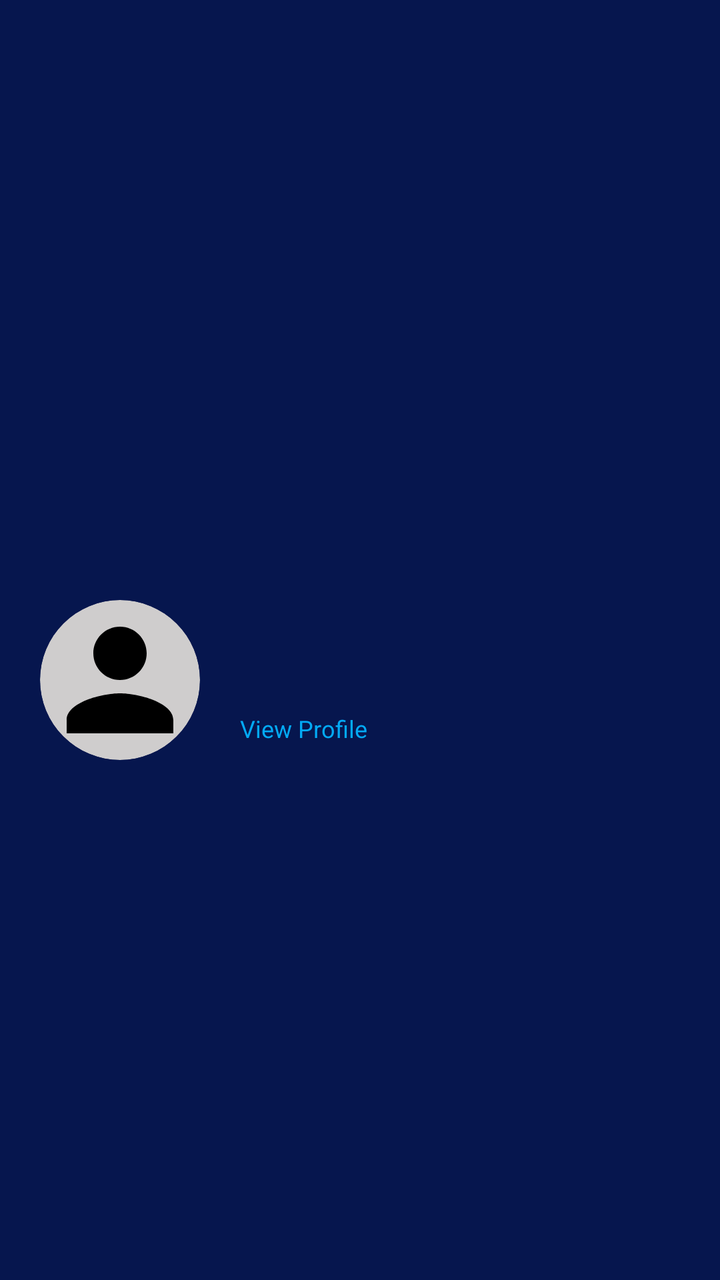
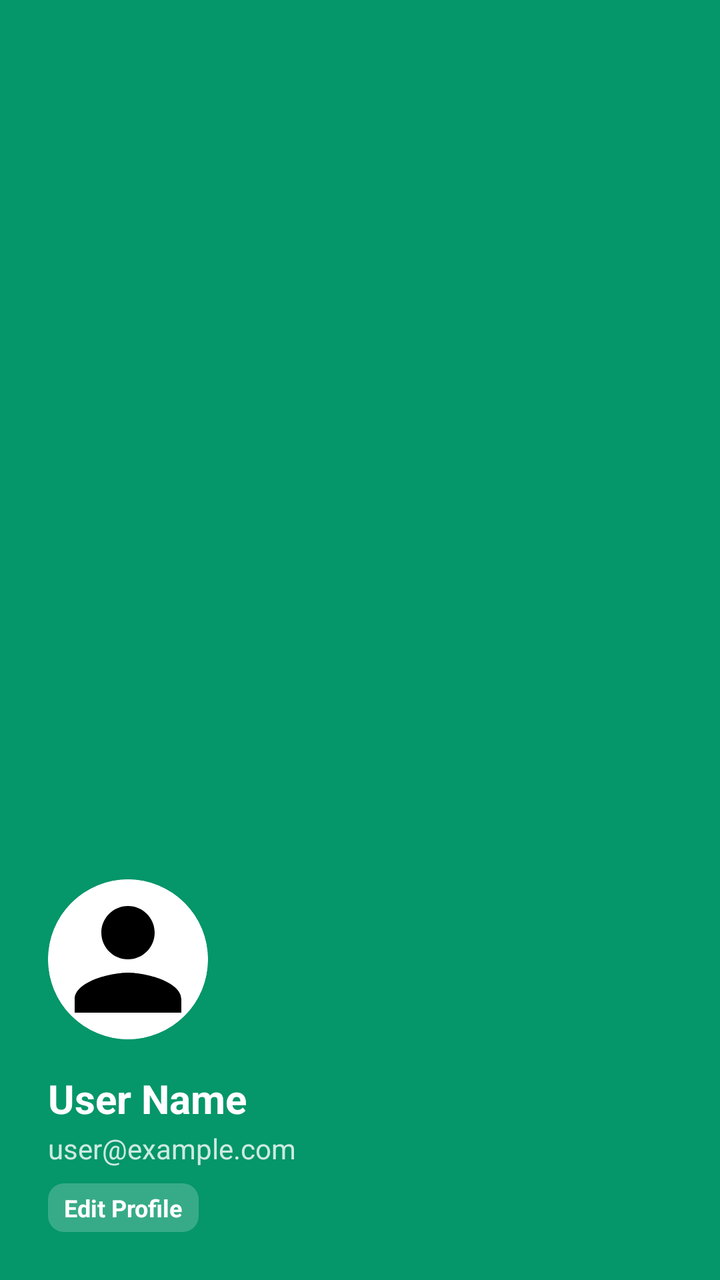

An Android layout rendered at two revisions. The XML below is the earlier revision; the diff shows what the commit changed to produce the second picture.
<!-- AndroidManifest.xml: application theme Theme.TestMaster -->
<!-- res/layout/header_layout.xml -->
<?xml version="1.0" encoding="utf-8"?>
<LinearLayout xmlns:android="http://schemas.android.com/apk/res/android"
    android:layout_width="match_parent"
    android:layout_height="180dp"
    xmlns:app="http://schemas.android.com/apk/res-auto"
    android:background="@color/primary_blue"
    android:paddingTop="40dp"
    android:paddingStart="20dp"
    android:gravity="center_vertical"
    android:orientation="horizontal">
<LinearLayout
    android:layout_width="wrap_content"
    android:layout_height="wrap_content">
    <LinearLayout
        android:layout_width="wrap_content"
        android:layout_height="wrap_content">
    <androidx.cardview.widget.CardView
        android:layout_width="80dp"
        android:layout_height="80dp"
        app:cardCornerRadius="40dp"
        android:layout_gravity="end"
        app:cardElevation="0dp"
        android:backgroundTint="#CFCDCD">
        <ImageView
            android:id="@+id/iv_userimage"
            android:layout_width="match_parent"
            android:layout_height="match_parent"
            android:src="@drawable/baseline_person_24"
            android:scaleType="centerCrop"
            android:adjustViewBounds="true"/>

    </androidx.cardview.widget.CardView>
    </LinearLayout>
    <LinearLayout
        android:layout_width="wrap_content"
        android:layout_height="wrap_content"
        android:layout_marginStart="20dp"
        android:layout_gravity="center_vertical"
        android:orientation="vertical">
        <TextView
            android:id="@+id/user_name"
            android:layout_width="wrap_content"
            android:layout_height="wrap_content"
            android:text=""
            android:textSize="18dp"
            android:textStyle="bold"
            android:textColor="@color/white"/>
        <TextView
            android:id="@+id/user_email"
            android:layout_width="wrap_content"
            android:layout_height="wrap_content"
            android:paddingTop="5dp"
            android:text=""
            android:textSize="12dp"
            android:textColor="@color/white"/>








        <TextView
            android:id="@+id/view_profile"
            android:layout_width="wrap_content"
            android:layout_height="wrap_content"
            android:paddingTop="3dp"
            android:text="View Profile"
            android:textSize="12dp"
            android:textColor="@color/blue_link"/>
    </LinearLayout>
</LinearLayout>
</LinearLayout>
<!-- resources referenced by this layout -->
<resources>
  <color name="blue_link">#03A9F4</color>
  <color name="primary_blue">#06164E</color>
  <color name="white">#FFFFFFFF</color>
  <!-- drawable baseline_person_24 (drawable) -->
  <vector android:height="24dp" android:tint="#000000"
      android:viewportHeight="24" android:viewportWidth="24"
      android:width="24dp" xmlns:android="http://schemas.android.com/apk/res/android">
      <path android:fillColor="@android:color/white" android:pathData="M12,12c2.21,0 4,-1.79 4,-4s-1.79,-4 -4,-4 -4,1.79 -4,4 1.79,4 4,4zM12,14c-2.67,0 -8,1.34 -8,4v2h16v-2c0,-2.66 -5.33,-4 -8,-4z"/>
  </vector>
  <style name="Theme.TestMaster" parent="Base.Theme.TestMaster" />
  <style name="Base.Theme.TestMaster" parent="Theme.MaterialComponents.DayNight.NoActionBar">
          
           <item name="colorPrimary">@color/primary_blue</item>
          <item name="android:statusBarColor">@color/primary_blue</item>
          <item name="colorAccent">@color/primary_blue</item>
      </style>
</resources>

<!-- the commit's change to res/layout/header_layout.xml (unified diff, before → after) -->
@@ -1,74 +1,63 @@
 <?xml version="1.0" encoding="utf-8"?>
 <LinearLayout xmlns:android="http://schemas.android.com/apk/res/android"
+    xmlns:app="http://schemas.android.com/apk/res-auto"
     android:layout_width="match_parent"
-    android:layout_height="180dp"
-    xmlns:app="http://schemas.android.com/apk/res-auto"
-    android:background="@color/primary_blue"
-    android:paddingTop="40dp"
-    android:paddingStart="20dp"
-    android:gravity="center_vertical"
-    android:orientation="horizontal">
-<LinearLayout
-    android:layout_width="wrap_content"
-    android:layout_height="wrap_content">
-    <LinearLayout
-        android:layout_width="wrap_content"
-        android:layout_height="wrap_content">
-    <androidx.cardview.widget.CardView
+    android:layout_height="wrap_content"
+    android:background="@color/primary"
+    android:gravity="bottom"
+    android:orientation="vertical"
+    android:padding="24dp">
+
+    <com.google.android.material.card.MaterialCardView
         android:layout_width="80dp"
         android:layout_height="80dp"
         app:cardCornerRadius="40dp"
-        android:layout_gravity="end"
         app:cardElevation="0dp"
-        android:backgroundTint="#CFCDCD">
+        app:strokeWidth="2dp"
+        app:strokeColor="@color/white">
+
         <ImageView
             android:id="@+id/iv_userimage"
             android:layout_width="match_parent"
             android:layout_height="match_parent"
-            android:src="@drawable/baseline_person_24"
+            android:adjustViewBounds="true"
             android:scaleType="centerCrop"
-            android:adjustViewBounds="true"/>
+            android:src="@drawable/baseline_person_24" />
 
-    </androidx.cardview.widget.CardView>
-    </LinearLayout>
-    <LinearLayout
+    </com.google.android.material.card.MaterialCardView>
+
+    <TextView
+        android:id="@+id/user_name"
         android:layout_width="wrap_content"
         android:layout_height="wrap_content"
-        android:layout_marginStart="20dp"
-        android:layout_gravity="center_vertical"
-        android:orientation="vertical">
-        <TextView
-            android:id="@+id/user_name"
-            android:layout_width="wrap_content"
-            android:layout_height="wrap_content"
-            android:text=""
-            android:textSize="18dp"
-            android:textStyle="bold"
-            android:textColor="@color/white"/>
-        <TextView
-            android:id="@+id/user_email"
-            android:layout_width="wrap_content"
-            android:layout_height="wrap_content"
-            android:paddingTop="5dp"
-            android:text=""
-            android:textSize="12dp"
-            android:textColor="@color/white"/>
+        android:layout_marginTop="16dp"
+        android:text="User Name"
+        android:textColor="@color/white"
+        android:textSize="20sp"
+        android:textStyle="bold" />
 
+    <TextView
+        android:id="@+id/user_email"
+        android:layout_width="wrap_content"
+        android:layout_height="wrap_content"
+        android:layout_marginTop="2dp"
+        android:text="user@example.com"
+        android:textColor="@color/white"
+        android:alpha="0.8"
+        android:textSize="14sp" />
 
+    <TextView
+        android:id="@+id/view_profile"
+        android:layout_width="wrap_content"
+        android:layout_height="wrap_content"
+        android:layout_marginTop="8dp"
+        android:text="Edit Profile"
+        android:textColor="@color/white"
+        android:textSize="12sp"
+        android:textStyle="bold"
+        android:paddingVertical="4dp"
+        android:paddingHorizontal="8dp"
+        android:background="@drawable/bg_status_badge"
+        android:backgroundTint="#33FFFFFF"/>
 
-
-
-
-
-
-        <TextView
-            android:id="@+id/view_profile"
-            android:layout_width="wrap_content"
-            android:layout_height="wrap_content"
-            android:paddingTop="3dp"
-            android:text="View Profile"
-            android:textSize="12dp"
-            android:textColor="@color/blue_link"/>
-    </LinearLayout>
 </LinearLayout>
-</LinearLayout>
<!-- resource entries referenced after the edit -->
@@ -1,7 +1,6 @@
 <!-- resources referenced by this layout -->
 <resources>
-  <color name="blue_link">#03A9F4</color>
-  <color name="primary_blue">#06164E</color>
+  <color name="primary">#059669</color>
   <color name="white">#FFFFFFFF</color>
   <!-- drawable baseline_person_24 (drawable) -->
   <vector android:height="24dp" android:tint="#000000"
@@ -9,12 +8,60 @@
       android:width="24dp" xmlns:android="http://schemas.android.com/apk/res/android">
       <path android:fillColor="@android:color/white" android:pathData="M12,12c2.21,0 4,-1.79 4,-4s-1.79,-4 -4,-4 -4,1.79 -4,4 1.79,4 4,4zM12,14c-2.67,0 -8,1.34 -8,4v2h16v-2c0,-2.66 -5.33,-4 -8,-4z"/>
   </vector>
+  <!-- drawable bg_status_badge (drawable) -->
+  <?xml version="1.0" encoding="utf-8"?>
+  <shape xmlns:android="http://schemas.android.com/apk/res/android">
+      <solid android:color="@color/success_bg" />
+      <corners android:radius="8dp" />
+  </shape>
   <style name="Theme.TestMaster" parent="Base.Theme.TestMaster" />
-  <style name="Base.Theme.TestMaster" parent="Theme.MaterialComponents.DayNight.NoActionBar">
+  <color name="success_bg">#DCFCE7</color>
+  <style name="Base.Theme.TestMaster" parent="Theme.Material3.DayNight.NoActionBar">
           
-           <item name="colorPrimary">@color/primary_blue</item>
-          <item name="android:statusBarColor">@color/primary_blue</item>
-          <item name="colorAccent">@color/primary_blue</item>
+          <item name="colorPrimary">@color/primary</item>
+          <item name="colorOnPrimary">@color/onPrimary</item>
+          <item name="colorPrimaryContainer">@color/primaryContainer</item>
+          <item name="colorOnPrimaryContainer">@color/onPrimaryContainer</item>
+  
+          <item name="colorSecondary">@color/secondary</item>
+          <item name="colorOnSecondary">@color/onSecondary</item>
+          <item name="colorSecondaryContainer">@color/secondaryContainer</item>
+          <item name="colorOnSecondaryContainer">@color/onSecondaryContainer</item>
+  
+          
+          <item name="android:windowBackground">@color/background</item>
+          <item name="colorSurface">@color/surface</item>
+          <item name="colorOnSurface">@color/onSurface</item>
+          <item name="colorSurfaceVariant">@color/surfaceVariant</item>
+          <item name="colorOnSurfaceVariant">@color/onSurfaceVariant</item>
+          <item name="colorOutline">@color/outline</item>
+  
+          
+          <item name="colorError">@color/error</item>
+          <item name="colorOnError">@color/onError</item>
+          <item name="colorErrorContainer">@color/errorContainer</item>
+          <item name="colorOnErrorContainer">@color/onErrorContainer</item>
+  
+          
+          <item name="android:statusBarColor">@color/surface</item>
+          <item name="android:windowLightStatusBar">true</item>
       </style>
+  <color name="onPrimary">#FFFFFF</color>
+  <color name="primaryContainer">#D1FAE5</color>
+  <color name="onPrimaryContainer">#064E3B</color>
+  <color name="secondary">#64748B</color>
+  <color name="onSecondary">#FFFFFF</color>
+  <color name="secondaryContainer">#F1F5F9</color>
+  <color name="onSecondaryContainer">#0F172A</color>
+  <color name="background">#F8FAFC</color>
+  <color name="surface">#FFFFFF</color>
+  <color name="onSurface">#0F172A</color>
+  <color name="surfaceVariant">#E2E8F0</color>
+  <color name="onSurfaceVariant">#475569</color>
+  <color name="outline">#94A3B8</color>
+  <color name="error">#EF4444</color>
+  <color name="onError">#FFFFFF</color>
+  <color name="errorContainer">#FEE2E2</color>
+  <color name="onErrorContainer">#991B1B</color>
 </resources>
 
